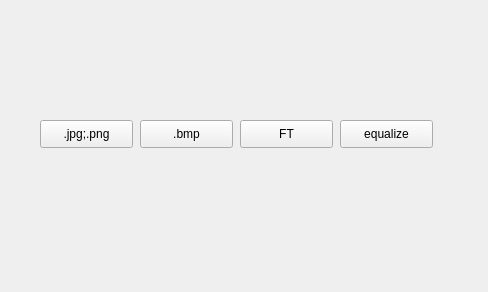
First picture: the form in imageprocessor/mywidget.ui, repository Briareu/digital_pic_process, before the edit.
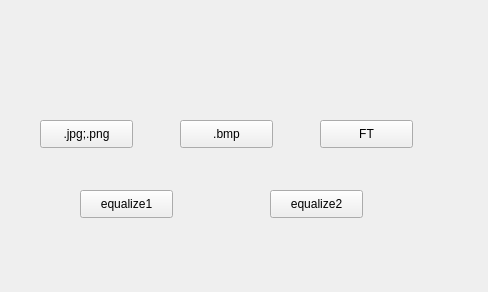
Second picture: the form after the edit.

```diff
--- a/imageprocessor/mywidget.ui
+++ b/imageprocessor/mywidget.ui
@@ -29,7 +29,7 @@
   <widget class="QPushButton" name="m_bmp">
    <property name="geometry">
     <rect>
-     <x>140</x>
+     <x>180</x>
      <y>120</y>
      <width>93</width>
      <height>28</height>
@@ -42,7 +42,7 @@
   <widget class="QPushButton" name="FT_btn">
    <property name="geometry">
     <rect>
-     <x>240</x>
+     <x>320</x>
      <y>120</y>
      <width>93</width>
      <height>28</height>
@@ -55,14 +55,27 @@
   <widget class="QPushButton" name="equal_btn">
    <property name="geometry">
     <rect>
-     <x>340</x>
-     <y>120</y>
+     <x>80</x>
+     <y>190</y>
      <width>93</width>
      <height>28</height>
     </rect>
    </property>
    <property name="text">
-    <string>equalize</string>
+    <string>equalize1</string>
+   </property>
+  </widget>
+  <widget class="QPushButton" name="equal_btn2">
+   <property name="geometry">
+    <rect>
+     <x>270</x>
+     <y>190</y>
+     <width>93</width>
+     <height>28</height>
+    </rect>
+   </property>
+   <property name="text">
+    <string>equalize2</string>
    </property>
   </widget>
  </widget>
```
